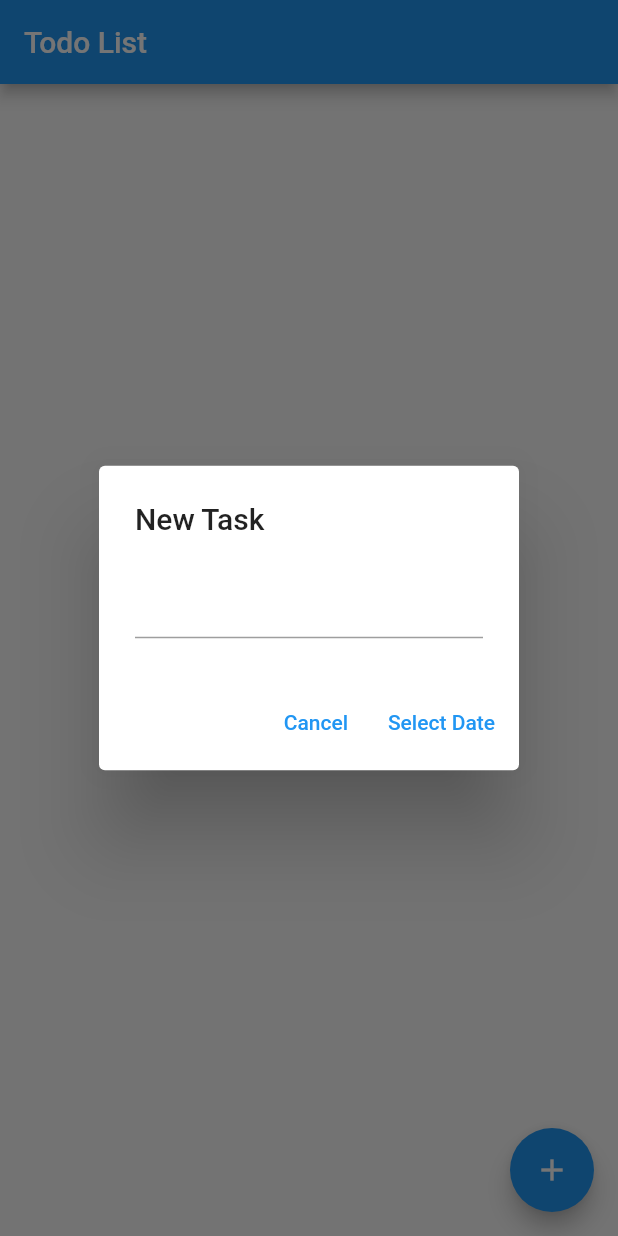
After one commit to Aryanag2/ToDo-with-Flutter, a Flutter app: the TodoListScreen screen opened directly, after a tap on the "add" icon, on a phone screen of 412 x 824 dp. The commit adds this screen. Run offline on Flutter 3.47's test engine with Material 2 defaults, Android fonts, the phone set to English and light mode, and no system bars.

Commit message:
added new file

```diff
--- /dev/null
+++ b/lib/ToDo.dart
@@ -0,0 +1,112 @@
+import 'package:flutter/cupertino.dart';
+import 'package:flutter/material.dart';
+import 'package:intl/intl.dart';
+import 'package:study/practice.dart';
+
+class TodoListScreen extends StatefulWidget {
+  @override
+  _TodoListScreenState createState() => _TodoListScreenState();
+}
+
+
+
+class _TodoListScreenState extends State<TodoListScreen> {
+  List<Task> tasks = [];
+
+  void addTask(String title, DateTime dueDate) {
+    setState(() {
+      tasks.add(Task(title: title, dueDate: dueDate));
+    }
+    );
+  }
+
+  void toggleTask(Task task) {
+    setState(() {
+      task.isCompleted = !task.isCompleted;
+    });
+  }
+
+  void deleteTask(Task task) {
+    setState(() {
+      tasks.remove(task);
+    });
+  }
+
+  @override
+  Widget build(BuildContext context) {
+    return Scaffold(
+      appBar: AppBar(
+        title: Text('Todo List'),
+      ),
+      body: ListView.builder(
+        itemCount: tasks.length,
+        itemBuilder: (context, index) {
+          final task = tasks[index];
+          return ListTile(
+            title: Text(task.title),
+            subtitle: Text(DateFormat('yMd').format(task.dueDate)),
+            // subtitle: Text("abc"),
+            leading: Checkbox(
+              value: task.isCompleted,
+              onChanged: (value) => toggleTask(task),
+            ),
+            trailing: IconButton(
+              icon: Icon(Icons.delete),
+              onPressed: () => deleteTask(task),
+            ),
+          );
+        },
+      ),
+floatingActionButton: FloatingActionButton(
+        onPressed: () {
+          showDialog(
+            context: context,
+            builder: (context) {
+              String newTaskTitle='';
+              DateTime? selectedDate ;
+              return AlertDialog(
+                title: Text('New Task'),
+                content: TextField(
+                  onChanged: (value) {
+                    newTaskTitle = value;
+                  },
+                  ),
+
+                  actions: <Widget>[
+                    TextButton(
+                      child: Text('Cancel'),
+                      onPressed: () {
+                        Navigator.of(context).pop();
+                      },
+                    ),
+                    TextButton(
+                      child: Text('Select Date'),
+                      onPressed: () async
+                      {
+                         DateTime? selectedDate = await showDatePicker(
+                           context: context,
+                            initialDate: DateTime.now(),
+                            firstDate: DateTime.now(),
+                            lastDate: DateTime(2101)
+                         );
+                          if (newTaskTitle != null && newTaskTitle.isNotEmpty){
+                          setState(() {
+                              tasks.add(Task(title: newTaskTitle,dueDate: selectedDate!));
+                              Navigator.of(context).pop();
+                          });
+                      }
+                      }
+
+                   ),
+
+                  ],
+                );
+
+              },
+            );
+           },
+          child: Icon(Icons.add),
+        ),
+      );
+    }
+  }
--- a/lib/practice.dart
+++ b/lib/practice.dart
@@ -1,6 +1,6 @@
 import 'package:flutter/material.dart';
 import 'package:intl/intl.dart';
-import 'ToDoListScreen.dart';
+import 'package:study/ToDo.dart';
 
 void main() => runApp(MyApp());
 
```
